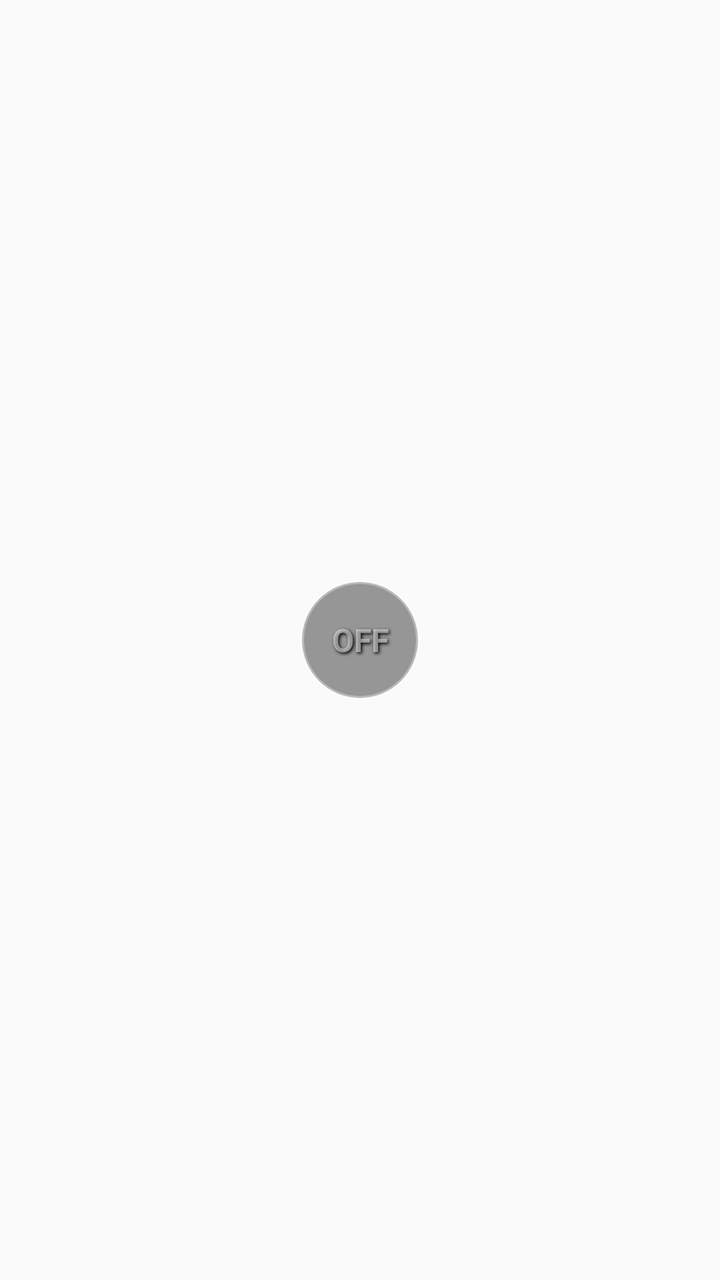
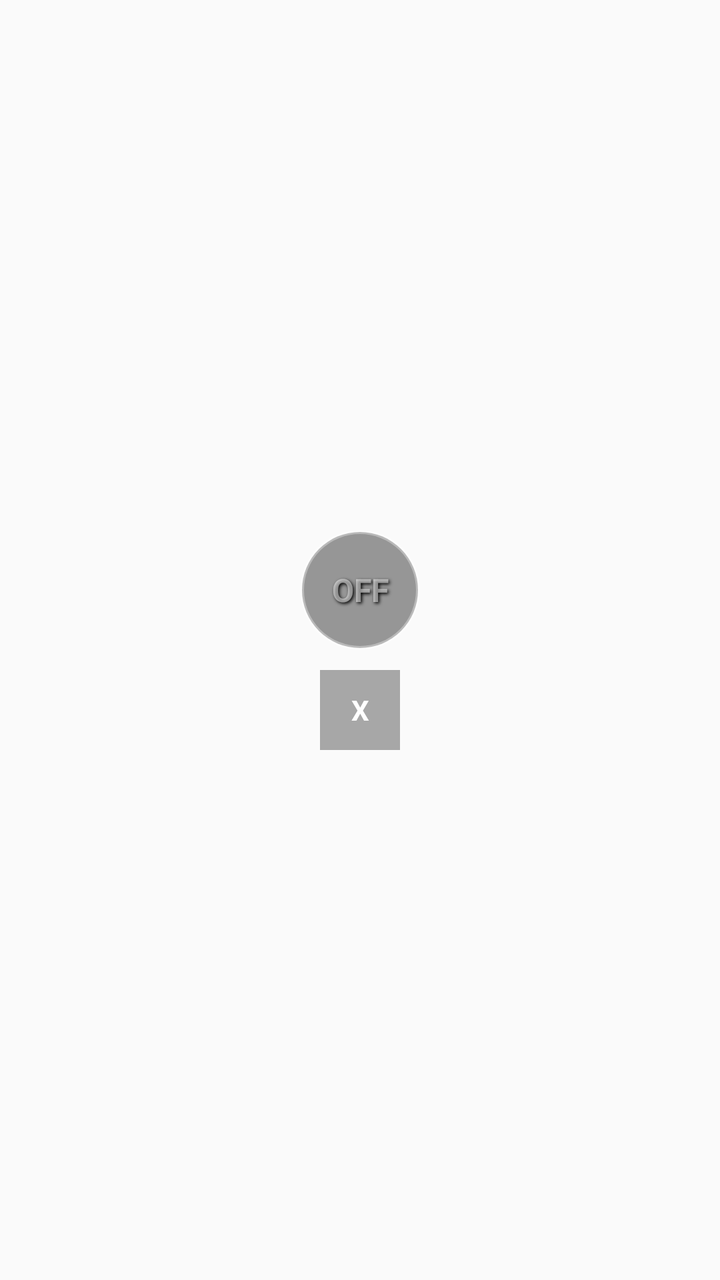

Before-and-after screenshots of an Android layout around one commit, followed by the original layout XML and the change that was made.
<!-- AndroidManifest.xml: application theme Theme.AppCompat.Light.NoActionBar -->
<!-- res/layout/floating_menu.xml -->
<?xml version="1.0" encoding="utf-8"?>
<LinearLayout xmlns:android="http://schemas.android.com/apk/res/android"
    android:layout_width="wrap_content"
    android:layout_height="wrap_content"
    android:orientation="vertical"
    android:gravity="center">

    
    <TextView
        android:id="@+id/btnToggle"
        android:layout_width="60dp"
        android:layout_height="60dp"
        android:gravity="center"
        android:text="OFF"
        android:textSize="16sp"
        android:textStyle="bold"
        android:textColor="#88FFFFFF"
        android:background="@drawable/bg_neon_off"
        android:shadowColor="#000000"
        android:shadowDx="2"
        android:shadowDy="2"
        android:shadowRadius="4" />

</LinearLayout>
<!-- resources referenced by this layout -->
<resources>
  <!-- drawable bg_neon_off (drawable) -->
  <?xml version="1.0" encoding="utf-8"?>
  <shape xmlns:android="http://schemas.android.com/apk/res/android"
      android:shape="oval">
      <solid android:color="#66000000" />
      <stroke android:width="2dp" android:color="#55FFFFFF" />
  </shape>
</resources>

<!-- the commit's change to res/layout/floating_menu.xml (unified diff, before → after) -->
@@ -3,7 +3,8 @@
     android:layout_width="wrap_content"
     android:layout_height="wrap_content"
     android:orientation="vertical"
-    android:gravity="center">
+    android:gravity="center"
+    android:padding="10dp">
 
     
     <TextView
@@ -21,4 +22,70 @@
         android:shadowDy="2"
         android:shadowRadius="4" />
 
+    
+    <TextView
+        android:id="@+id/btnExpand"
+        android:layout_width="40dp"
+        android:layout_height="40dp"
+        android:layout_marginTop="10dp"
+        android:gravity="center"
+        android:text="X"
+        android:textColor="#FFFFFF"
+        android:background="#55000000"
+        android:textStyle="bold"
+        android:visibility="visible" />
+
+    
+    <LinearLayout
+        android:id="@+id/menuOptions"
+        android:layout_width="wrap_content"
+        android:layout_height="wrap_content"
+        android:orientation="vertical"
+        android:background="#AA000000"
+        android:padding="10dp"
+        android:layout_marginTop="10dp"
+        android:visibility="gone">
+
+        <TextView
+            android:layout_width="wrap_content"
+            android:layout_height="wrap_content"
+            android:text="Lực bù trừ (px)"
+            android:textColor="#00D2FF"
+            android:textSize="12sp" />
+
+        <SeekBar
+            android:id="@+id/seekBarPx"
+            android:layout_width="150dp"
+            android:layout_height="wrap_content"
+            android:max="100"
+            android:progress="40" />
+
+        <LinearLayout
+            android:layout_width="match_parent"
+            android:layout_height="wrap_content"
+            android:orientation="horizontal"
+            android:layout_marginTop="10dp">
+
+            <Button
+                android:id="@+id/btnNear"
+                android:layout_width="0dp"
+                android:layout_weight="1"
+                android:layout_height="40dp"
+                android:text="GẦN"
+                android:textSize="12sp"
+                android:backgroundTint="#00FF00"
+                android:textColor="#000000" />
+
+            <Button
+                android:id="@+id/btnFar"
+                android:layout_width="0dp"
+                android:layout_weight="1"
+                android:layout_height="40dp"
+                android:layout_marginStart="5dp"
+                android:text="XA"
+                android:textSize="12sp"
+                android:backgroundTint="#FF0000"
+                android:textColor="#FFFFFF" />
+        </LinearLayout>
+    </LinearLayout>
 </LinearLayout>
